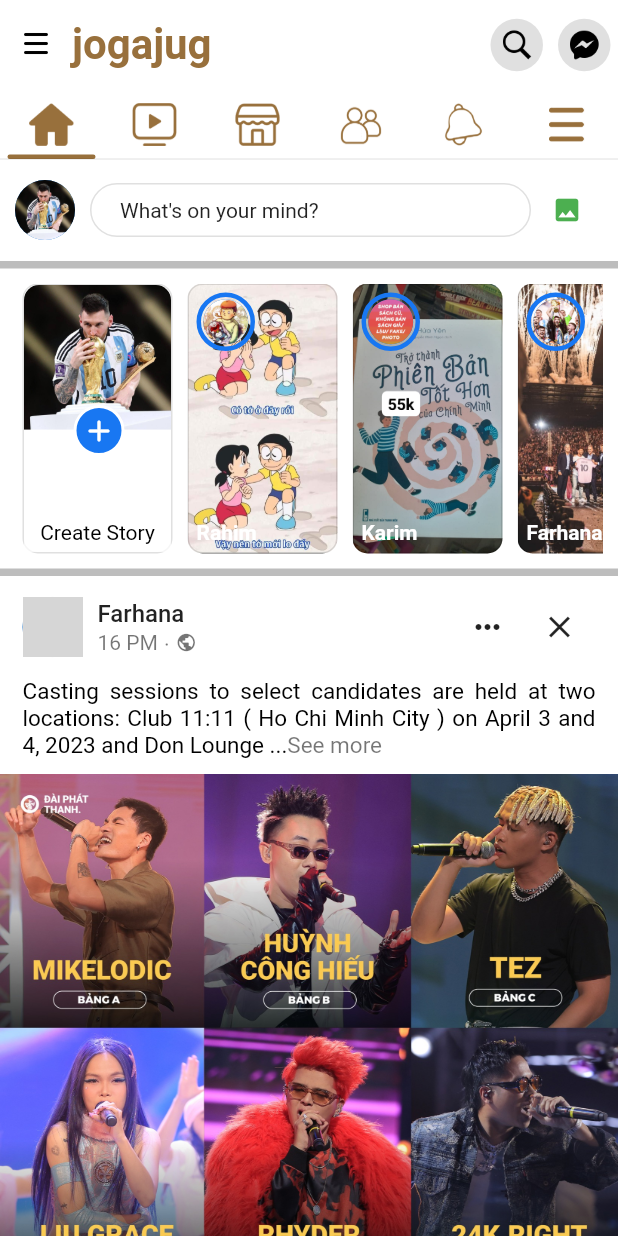
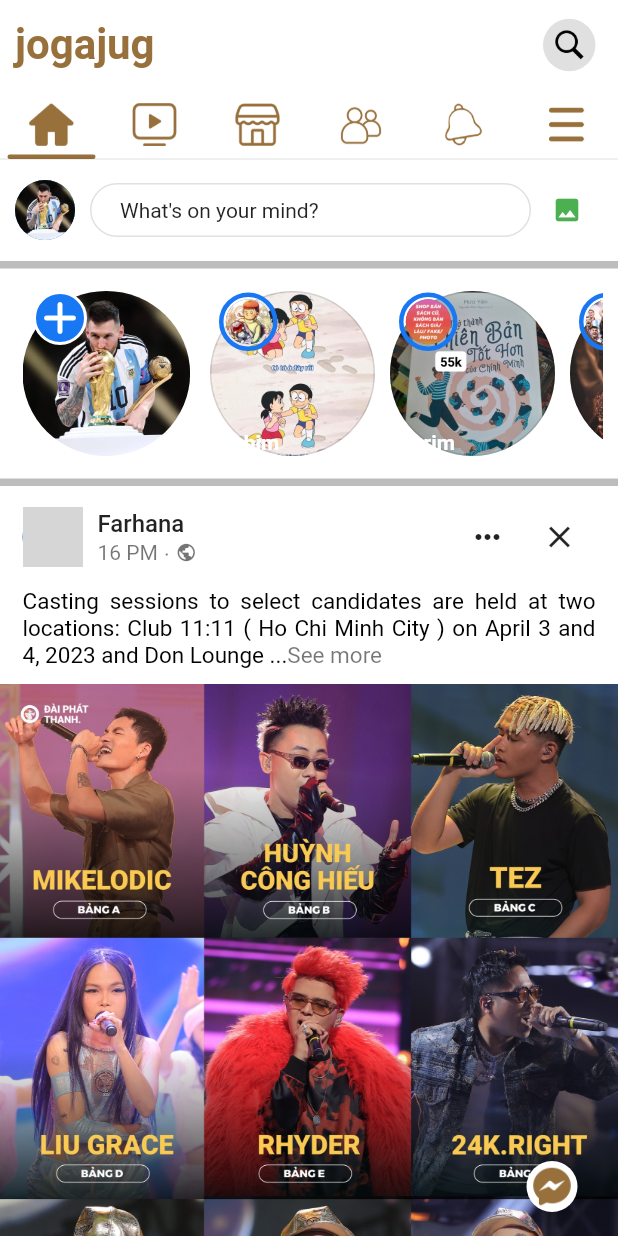
Before and after one commit to Abdulla-Al-Mued/Practice2, a Flutter app: the screen it shows after launch, on a phone screen of 412 x 824 dp. Run offline on Flutter 3.47's test engine with Material 2 defaults, Android fonts, the phone set to English and light mode, and no system bars; our stand-ins replace video_player; network calls fail; grey boxes are pictures that could not be loaded.

Commit message:
10/22/2023 2:27pm

```diff
--- a/lib/Pages/home/widgets/home_app_bar.dart
+++ b/lib/Pages/home/widgets/home_app_bar.dart
@@ -15,20 +15,9 @@
       mainAxisAlignment: MainAxisAlignment.spaceBetween,
       crossAxisAlignment: CrossAxisAlignment.center,
       children: [
-        Row(
-          children: [
-            IconButton(
-              splashRadius: 20,
-              onPressed: () {},
-              icon:
-              //Icon(Icons.menu,color: Colors.black,size: 50,)
-              const ImageIcon(
-                AssetImage('assets/images/menu.png'),
-                color: Colors.black,
-                size: 50,
-              ),
-            ),
-            const Text(
+        Padding(
+          padding: const EdgeInsets.only(left: 10),
+          child: const Text(
             'jogajug',
             style: TextStyle(
               color: Color(0xFF98703C),
@@ -36,13 +25,14 @@
               fontWeight: FontWeight.bold,
             ),
           ),
-          ],
         ),
         Row(
           mainAxisAlignment: MainAxisAlignment.spaceBetween,
           crossAxisAlignment: CrossAxisAlignment.center,
           children: [
-            Container(
+            Padding(
+              padding: const EdgeInsets.only(right: 10),
+              child: Container(
                 alignment: Alignment.center,
                 width: 35,
                 height: 35,
@@ -65,29 +55,30 @@
                   ),
                 ),
               ),
-            Container(
-              alignment: Alignment.center,
-              margin: const EdgeInsets.symmetric(horizontal: 5),
-              width: 35,
-              height: 35,
-              padding: const EdgeInsets.all(0),
-              decoration: const BoxDecoration(
-                shape: BoxShape.circle,
-                color: Colors.black12,
             ),
-              child: IconButton(
-                splashRadius: 18,
-                padding: const EdgeInsets.all(0),
-                onPressed: () {},
-                icon:
-                //Icon(Icons.message,color: Colors.black,size: 23,)
-                const ImageIcon(
-                  AssetImage('assets/images/message.png'),
-                  size: 23,
-                  color: Colors.black,
-                ),
-              ),
-            ),
+            // Container(
+            //   alignment: Alignment.center,
+            //   margin: const EdgeInsets.symmetric(horizontal: 5),
+            //   width: 35,
+            //   height: 35,
+            //   padding: const EdgeInsets.all(0),
+            //   decoration: const BoxDecoration(
+            //     shape: BoxShape.circle,
+            //     color: Colors.black12,
+            //   ),
+            //   child: IconButton(
+            //     splashRadius: 18,
+            //     padding: const EdgeInsets.all(0),
+            //     onPressed: () {},
+            //     icon:
+            //     //Icon(Icons.message,color: Colors.black,size: 23,)
+            //     const ImageIcon(
+            //       AssetImage('assets/images/message.png'),
+            //       size: 23,
+            //       color: Colors.black,
+            //     ),
+            //   ),
+            // ),
           ],
         )
       ],
--- a/lib/Pages/news_feed/screens/NewsFeedScreen.dart
+++ b/lib/Pages/news_feed/screens/NewsFeedScreen.dart
@@ -744,7 +744,8 @@
         NewsFeedScreen.offset = scrollController.offset;
       }
     });
-    return SingleChildScrollView(
+    return Scaffold(
+      body: SingleChildScrollView(
         controller: scrollController,
         child: Column(
           children: [
@@ -870,6 +871,27 @@
             ),
           ],
         ),
+      ),
+      floatingActionButton: SizedBox(
+        height: 34,
+
+        child: FloatingActionButton(
+          onPressed: (){},
+          backgroundColor: Colors.white,
+          child: IconButton(
+            splashRadius: 18,
+            padding: const EdgeInsets.all(0),
+            onPressed: () {},
+            icon:
+            //Icon(Icons.message,color: Colors.black,size: 23,)
+            const ImageIcon(
+              AssetImage('assets/images/message.png'),
+              size: 30,
+              color: Color(0xFF98703C),
+            ),
+          ),
+        ),
+      ),
     );
   }
 }
--- a/lib/Pages/news_feed/widgets/add_story_card.dart
+++ b/lib/Pages/news_feed/widgets/add_story_card.dart
@@ -1,5 +1,5 @@
-
 import 'package:flutter/material.dart';
+import 'package:flutter/rendering.dart';
 import 'package:jogajug/constants/variables.dart';
 import 'package:provider/provider.dart';
 
@@ -12,77 +12,147 @@
   Widget build(BuildContext context) {
     final user = Provider.of<UserProvider>(context).user;
     return Container(
+      height: 110,width: 115,
       decoration: BoxDecoration(
-        shape: BoxShape.rectangle,
-        borderRadius: BorderRadius.circular(10),
-        border: Border.all(
-          color: Colors.black12,
-          width: 1,
+        shape: BoxShape.circle,
+      ),
+      child: InkWell(
+        onTap: (){},
+        child: Stack(
+          children: [
+            ClipOval(
+              child: Image.asset(user.avater,
+                fit: BoxFit.cover, // Choose the appropriate fit option
               ),
             ),
-      width: 100,
-      height: 180,
-      child: Material(
-        color: Colors.transparent,
-        child: InkWell(
-          borderRadius: BorderRadius.circular(10),
-          onTap: () {},
-          child: Stack(
-            children: [
-              Column(
-                children: [
-                  ClipRRect(
-                    borderRadius: const BorderRadius.only(
-                      topLeft: Radius.circular(10),
-                      topRight: Radius.circular(10),
-                    ),
-                    child: Image.asset(
-                      user.avater,
-                      fit: BoxFit.fitWidth,
-                    ),
-                  ),
-                  Expanded(
-                    child: Container(
-                      alignment: Alignment.bottomCenter,
-                      padding: const EdgeInsets.only(
-                        bottom: 5,
-                      ),
-                      decoration: const BoxDecoration(
-                        color: Colors.white70,
-                      ),
-                      child: const Text(
-                        'Create Story',
-                        style: TextStyle(color: Colors.black),
-                      ),
-                    ),
-                  )
-                ],
-              ),
             Positioned(
-                top: 80,
-                left: 25,
               width: 50,
-                child: DecoratedBox(
+              child:  DecoratedBox(
                 decoration: BoxDecoration(
                   shape: BoxShape.circle,
                   color: Variables.secondaryColor,
                   border: Border.all(
                     color: Colors.white,
                     width: 2,
-                      )),
-                  child: const Padding(
-                    padding: EdgeInsets.all(5),
+                  ),
+                ),
                 child: Icon(
                 Icons.add_rounded,
                 color: Colors.white,
+                  size: 36,
             ),
-                  ),
-                ),
-              ),
+              ),),
+            // Positioned(
+            //   top: 100,left: 25,
+            //   child: Container(
+            //   alignment: Alignment.bottomCenter,
+            //   padding: const EdgeInsets.only(
+            //     bottom: 5,
+            //   ),
+            //   decoration: const BoxDecoration(
+            //     color: Colors.white70,
+            //     shape: BoxShape.circle, // Set the container to a circular shape
+            //   ),
+            //   child: const Text(
+            //     'Create Story',
+            //     style: TextStyle(color: Colors.black),
+            //   ),
+            // ),)
           ],
         ),
-        ),
-      ),
+      )
     );
   }
 }
+
+
+
+
+//
+// import 'package:flutter/material.dart';
+// import 'package:jogajug/constants/variables.dart';
+// import 'package:provider/provider.dart';
+//
+// import '../../../provider/user_provider.dart';
+//
+// class AddStoryCard extends StatelessWidget {
+//   const AddStoryCard({super.key});
+//
+//   @override
+//   Widget build(BuildContext context) {
+//     final user = Provider.of<UserProvider>(context).user;
+//     return Container(
+//       decoration: BoxDecoration(
+//         shape: BoxShape.circle,
+//         //borderRadius: BorderRadius.circular(10),
+//         border: Border.all(
+//           color: Colors.black12,
+//           width: 1,
+//         ),
+//       ),
+//       width: 100,
+//       height: 180,
+//       child: Material(
+//         color: Colors.transparent,
+//         child: InkWell(
+//           borderRadius: BorderRadius.circular(10),
+//           onTap: () {},
+//           child: Stack(
+//             children: [
+//               Column(
+//                 children: [
+//                   ClipRRect(
+//                     borderRadius: const BorderRadius.only(
+//                       topLeft: Radius.circular(10),
+//                       topRight: Radius.circular(10),
+//                     ),
+//                     child: Image.asset(
+//                       user.avater,
+//                       fit: BoxFit.fitWidth,
+//                     ),
+//                   ),
+//                   Expanded(
+//                     child: Container(
+//                       alignment: Alignment.bottomCenter,
+//                       padding: const EdgeInsets.only(
+//                         bottom: 5,
+//                       ),
+//                       decoration: const BoxDecoration(
+//                         color: Colors.white70,
+//                       ),
+//                       child: const Text(
+//                         'Create Story',
+//                         style: TextStyle(color: Colors.black),
+//                       ),
+//                     ),
+//                   )
+//                 ],
+//               ),
+//               Positioned(
+//                 top: 80,
+//                 left: 25,
+//                 width: 50,
+//                 child: DecoratedBox(
+//                   decoration: BoxDecoration(
+//                       shape: BoxShape.circle,
+//                       color: Variables.secondaryColor,
+//                       border: Border.all(
+//                         color: Colors.white,
+//                         width: 2,
+//                       )),
+//                   child: const Padding(
+//                     padding: EdgeInsets.all(5),
+//                     child: Icon(
+//                       Icons.add_rounded,
+//                       color: Colors.white,
+//                     ),
+//                   ),
+//                 ),
+//               ),
+//             ],
+//           ),
+//         ),
+//       ),
+//     );
+//   }
+// }
--- a/lib/Pages/news_feed/widgets/story_card.dart
+++ b/lib/Pages/news_feed/widgets/story_card.dart
@@ -32,14 +32,16 @@
 
   @override
   Widget build(BuildContext context) {
-    return Container(
-      width: 100,
-      height: 180,
+    return SizedBox(
+      height: 120,
+      child: Container(
+        width: 110,
+        height: 120,
         padding: const EdgeInsets.all(0),
         decoration: (widget.story.image != null && widget.story.image!.isNotEmpty)
             ? BoxDecoration(
-        shape: BoxShape.rectangle,
-        borderRadius: BorderRadius.circular(10),
+          shape: BoxShape.circle,
+          //borderRadius: BorderRadius.circular(10),
           border: Border.all(
             color: Colors.black12,
             width: 1,
@@ -52,8 +54,8 @@
           ),
         )
             : BoxDecoration(
-        shape: BoxShape.rectangle,
-        borderRadius: BorderRadius.circular(10),
+          shape: BoxShape.circle,
+         // borderRadius: BorderRadius.circular(10),
           border: Border.all(
             color: Colors.black12,
             width: 1,
@@ -135,6 +137,7 @@
             ],
           ),
         ),
+      ),
     );
   }
 }
```
Also changed, not shown: 1 other file. Lines whose indentation alone changed are shown as unchanged.
